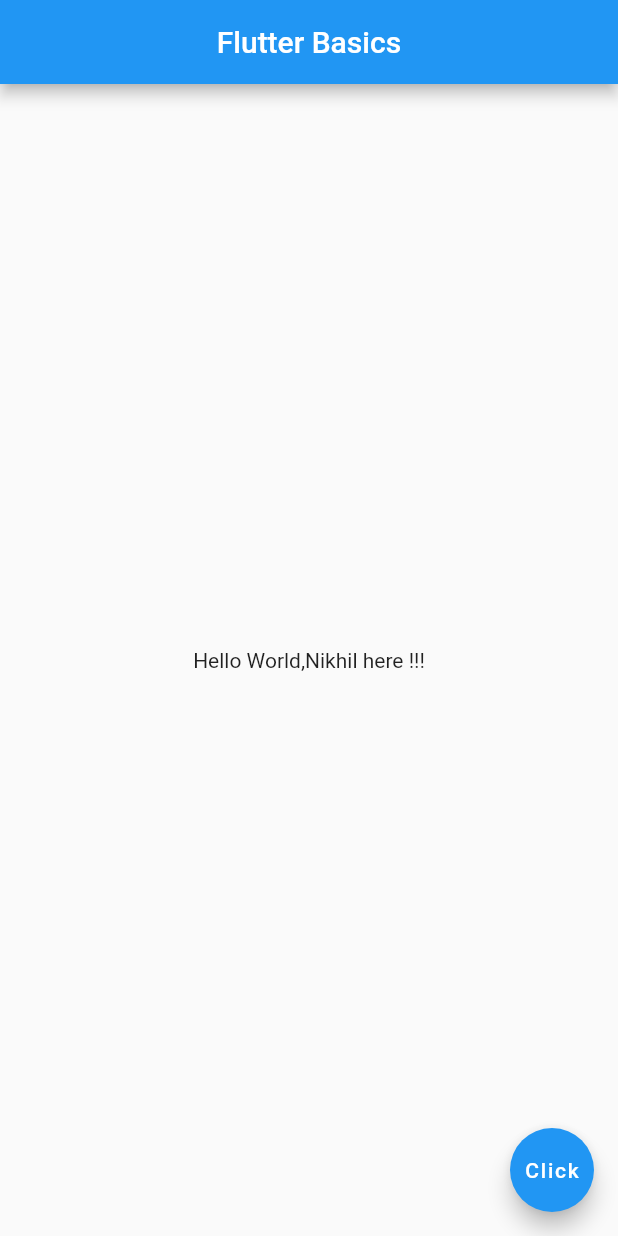
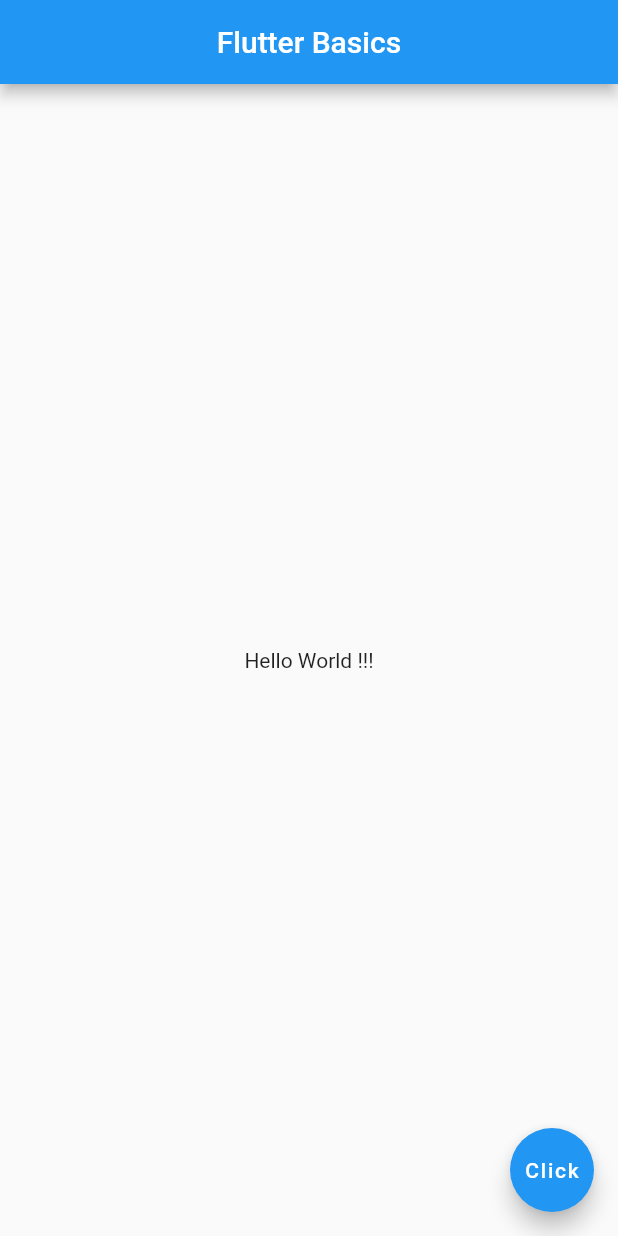
Before and after one commit to NikhilAg2021/Flutter_Calculator, a Flutter app: the screen it shows after launch, on a phone screen of 412 x 824 dp. Run offline on Flutter 3.47's test engine with Material 2 defaults, Android fonts, the phone set to English and light mode, and no system bars.

Commit message:
Flutter Basics Project

```diff
--- a/FlutterBasics/my_app/lib/main.dart
+++ b/FlutterBasics/my_app/lib/main.dart
@@ -7,7 +7,7 @@ void main() => runApp(MaterialApp(
       centerTitle: true,
     ),
     body: const Center(
-      child: Text('Hello World,Nikhil here !!!'),
+      child: Text('Hello World !!!'),
     ),
     floatingActionButton: FloatingActionButton(
       onPressed: () {  },
```
